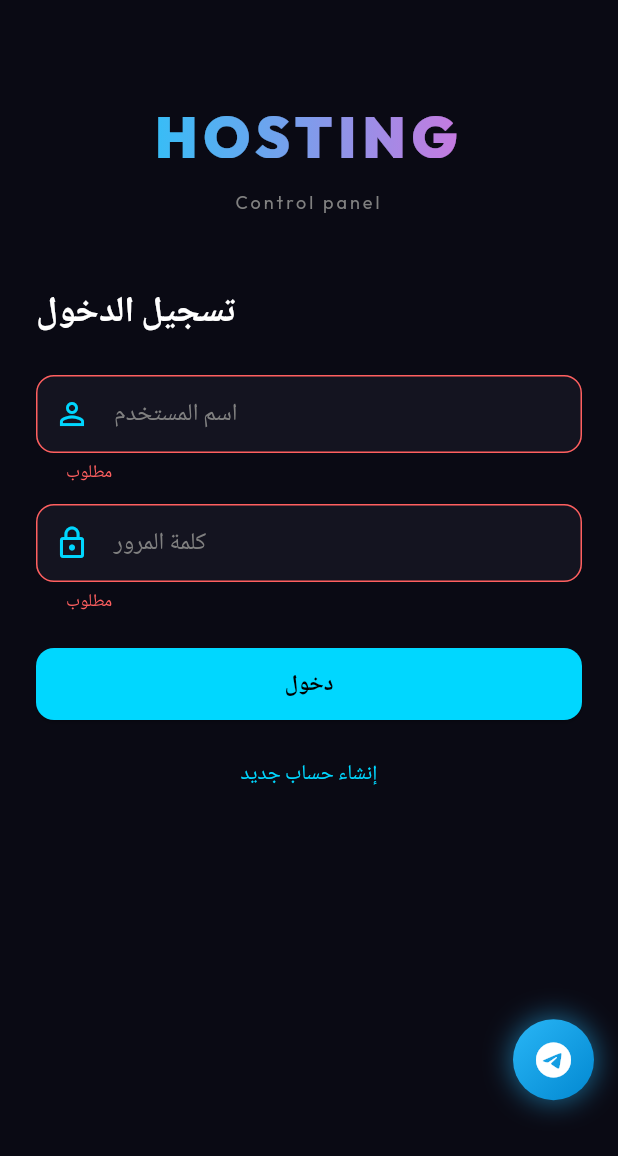
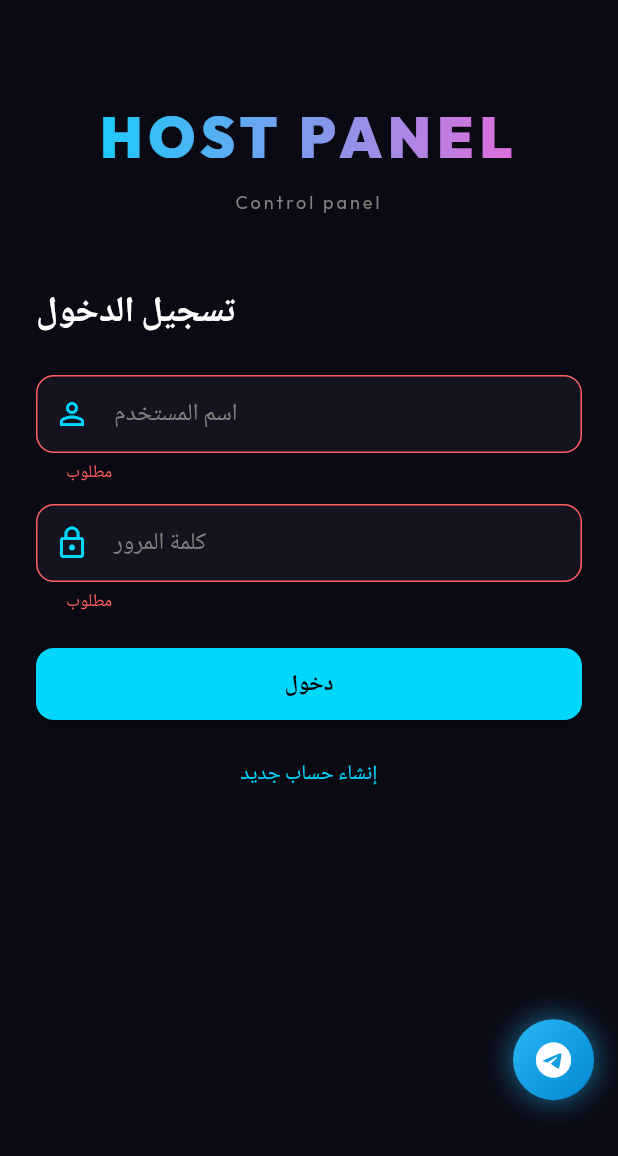
Before and after one commit to Alaa537/hosting, a Flutter app: the LoginScreen screen opened directly, after a tap on "دخول", on a phone screen of 412 x 824 dp. Shown: the top 1156 px of the screen. Run offline on Flutter 3.47's test engine with Material 3 defaults, Android fonts, the phone set to English and light mode, and no system bars; our stand-ins replace file_picker, flutter_highlight, flutter_secure_storage, flutter_slidable, google_fonts, share_plus and 1 more; accounts and stored records are empty; network calls fail.

Commit message:
feat: rename to HOST PANEL + custom app icon

```diff
--- a/lib/main.dart
+++ b/lib/main.dart
@@ -21,7 +21,7 @@ class HostingApp extends StatelessWidget {
         ChangeNotifierProvider(create: (_) => AppProvider()),
       ],
       child: MaterialApp(
-        title: 'Hosting',
+        title: 'HOST PANEL',
         debugShowCheckedModeBanner: false,
         theme: AppTheme.dark,
         themeMode: ThemeMode.dark,
--- a/lib/screens/login_screen.dart
+++ b/lib/screens/login_screen.dart
@@ -77,7 +77,7 @@ class _LoginScreenState extends State<LoginScreen> {
               ShaderMask(
                 shaderCallback: (r) => const LinearGradient(
                   colors: [C.primary, C.accent]).createShader(r),
-                child: const Text('HOSTING',
+                child: const Text('HOST PANEL',
                     textAlign: TextAlign.center,
                     style: TextStyle(fontSize: 38, fontWeight: FontWeight.w900,
                         letterSpacing: 4, color: Colors.white)),
--- a/lib/screens/more_screen.dart
+++ b/lib/screens/more_screen.dart
@@ -124,7 +124,7 @@ class MoreScreen extends StatelessWidget {
             ),
             const SizedBox(height: 30),
             Center(child: Column(children: [
-              Text('HOSTING',
+              Text('HOST PANEL',
                   style: TextStyle(color: C.muted.withValues(alpha: .5),
                       fontSize: 12, fontWeight: FontWeight.w900,
                       letterSpacing: 4)),
--- a/lib/screens/splash_screen.dart
+++ b/lib/screens/splash_screen.dart
@@ -145,7 +145,7 @@ class _SplashScreenState extends State<SplashScreen>
     shaderCallback: (r) => const LinearGradient(
       colors: [C.primary, C.accent],
     ).createShader(r),
-    child: const Text('HOSTING',
+    child: const Text('HOST PANEL',
         style: TextStyle(fontSize: 42, fontWeight: FontWeight.w900,
             letterSpacing: 6, color: Colors.white)),
   );
--- a/lib/widgets/security_dialog.dart
+++ b/lib/widgets/security_dialog.dart
@@ -73,6 +73,10 @@ class SecurityBlockScreen extends StatelessWidget {
         return ('⚠️', 'تطبيق معدّل',
             'توقيع هذا التطبيق غير مطابق للتوقيع الرسمي.\n'
             'حمّل النسخة الأصلية من القناة الرسمية.', C.danger);
+      case SecurityStatus.ssl:
+        return ('🔒', 'خطأ في شهادة الاتصال',
+            'شهادة الاتصال غير موثوقة.\n'
+            'قد تكون هناك محاولة اعتراض للاتصال.', C.danger);
       case SecurityStatus.error:
         return ('⚠️', 'خطأ في التحقق',
             result.message ?? 'تعذّر التحقق من التطبيق.', C.warning);
```
Also changed, not shown: pubspec.yaml (+11 -1 lines), assets/icon/app_icon.png (added), 1 other file.
